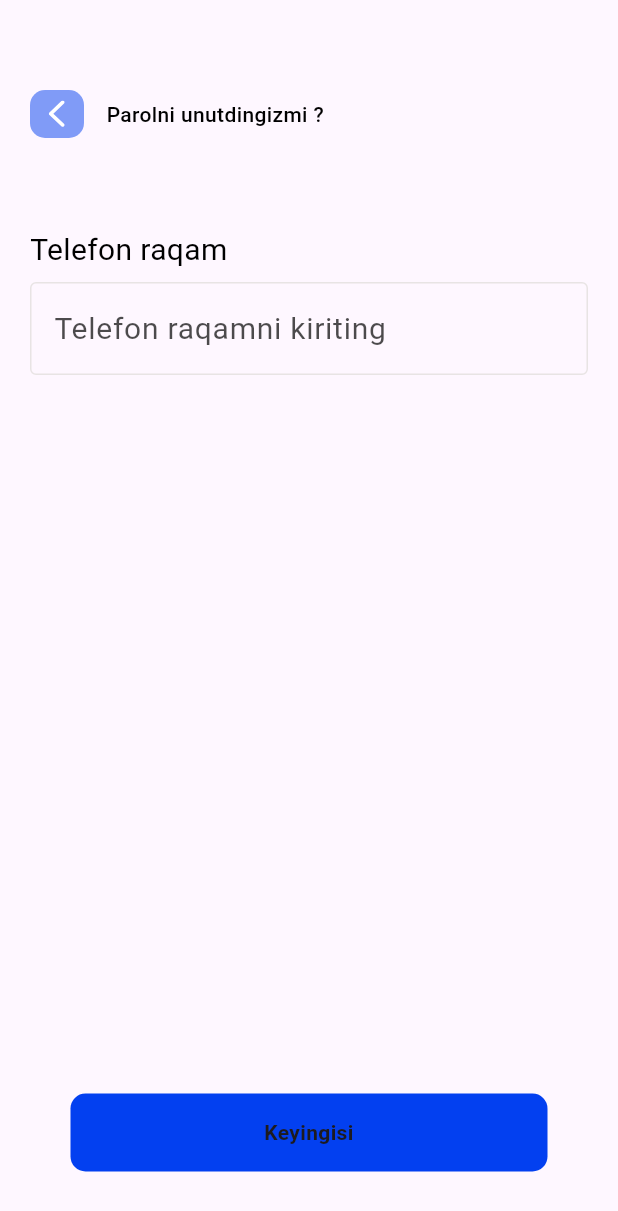
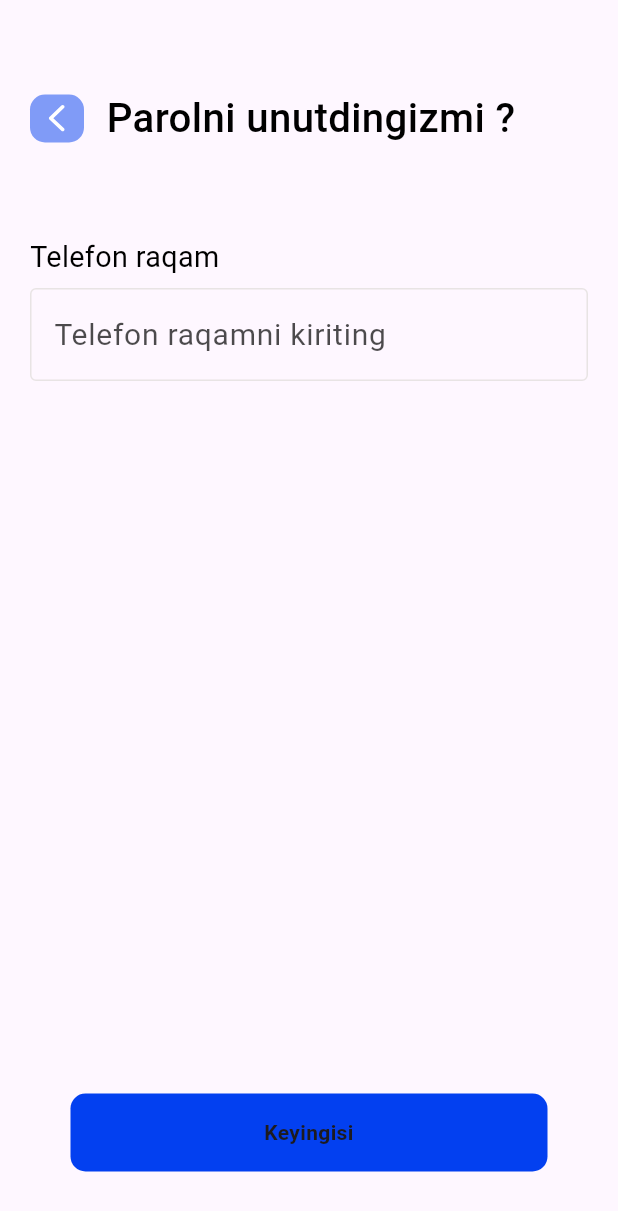
Before and after one commit to shceo/rivojedu, a Flutter app: the screen it shows after launch, after a tap on "Parolni unutdingizmi ?", on a phone screen of 412 x 824 dp. Shown: the top 1211 px of the screen. Run offline on Flutter 3.47's test engine with Material 3 defaults, Android fonts, the phone set to English and light mode, and no system bars; our stand-ins replace bloc, equatable, flutter_bloc, flutter_svg, go_router, mask_text_input_formatter and 1 more; project files that could hold a hidden picture were left out.

Commit message:
fix code

```diff
--- a/lib/main.dart
+++ b/lib/main.dart
@@ -1,7 +1,6 @@
 import 'package:edu/src/domain/blocs/nav_bloc/main_bloc.dart';
 import 'package:edu/src/domain/blocs/splash_bloc/splash_screen_bloc.dart';
 import 'package:edu/rivojapp.dart';
-import 'package:edu/src/ui/pages/screens/auth/presentation/views/sing_in.dart';
 import 'package:flutter/material.dart';
 import 'package:flutter/services.dart';
 import 'package:flutter_bloc/flutter_bloc.dart';
@@ -18,9 +17,6 @@ void main() {
       BlocProvider(create: (context) => MainBloc()),
       BlocProvider(create: (context) => SplashBloc()..add(AppStarted())),
     ],
-    child: MaterialApp(
-      home: SignInView(),
-    ),
-    // child: const App(),
+    child: const App(),
   ));
 }
--- a/lib/rivojapp.dart
+++ b/lib/rivojapp.dart
@@ -1,8 +1,5 @@
 import 'package:edu/src/ui/pages/routes/app_navigator.dart';
-import 'package:edu/src/ui/theme/app_colors.dart';
-import 'package:edu/src/ui/theme/theme_extensions.dart';
 import 'package:flutter/material.dart';
-import 'package:flutter_svg/flutter_svg.dart';
 
 class App extends StatelessWidget {
   const App({super.key});
--- a/lib/src/ui/pages/routes/app_navigator.dart
+++ b/lib/src/ui/pages/routes/app_navigator.dart
@@ -2,6 +2,9 @@ import 'package:edu/src/ui/pages/home_page.dart';
 import 'package:edu/src/ui/pages/routes/app_routes.dart';
 import 'package:edu/src/ui/pages/screens/splash/splash_screen.dart';
 import 'package:go_router/go_router.dart';
+import '../screens/auth/presentation/views/forgot_password.dart';
+import '../screens/auth/presentation/views/reset_password.dart';
+import '../screens/auth/presentation/views/sing_in.dart';
 
 class AppNavigator {
   static final router = GoRouter(
@@ -14,6 +17,18 @@ class AppNavigator {
         path: Routes.home,
         builder: (context, state) => HomePage(),
       ),
+      GoRoute(
+        path: Routes.forgotPassword,
+        builder: (context, state) => const ForgotPassword(),
+      ),
+      GoRoute(
+        path: Routes.signIn,
+        builder: (context, state) => SignInView(),
+      ),
+      GoRoute(
+        path: Routes.resetPasswordEntry,
+        builder: (context, state) => const ResentPassword(),
+      ),
     ],
   );
 }
--- a/lib/src/ui/pages/routes/app_routes.dart
+++ b/lib/src/ui/pages/routes/app_routes.dart
@@ -1,4 +1,9 @@
 abstract class Routes {
   static const String splashScreen = '/';
   static const String home = '/home';
+  static const String forgotPassword = '/forgot_password';
+  static const String forgotPasswordEntry = '/forgot_password_entry';
+  static const String resetPasswordEntry = '/reset_password_entry';
+  static const String signIn = '/signIn';
+  static const String suspension = '/suspension';
 }
--- a/lib/src/ui/pages/screens/auth/presentation/views/forgot_password.dart
+++ b/lib/src/ui/pages/screens/auth/presentation/views/forgot_password.dart
@@ -1,4 +1,5 @@
 import 'package:edu/src/ui/pages/screens/auth/presentation/widgets/w_back_button.dart';
+import 'package:edu/src/utils/size/size.dart';
 import 'package:flutter/cupertino.dart';
 import 'package:flutter/material.dart';
 import '../../../../../theme/app_themes.dart';
@@ -26,12 +27,13 @@ class _ForgotPasswordState extends State<ForgotPassword> {
             const SizedBox(height: 60),
             Row(
               children: [
-                WBackButton(),
+                const WBackButton(),
                 Text(
                   "Parolni unutdingizmi ?",
                   style: TextStyle(
                     fontWeight: FontWeight.w500,
                     color: Colors.black,
+                    fontSize: 28.w,
                   ),
                 ),
               ],
@@ -39,7 +41,7 @@ class _ForgotPasswordState extends State<ForgotPassword> {
             const SizedBox(height: 60),
             Text(
               "Telefon raqam",
-              style: TextStyle(color: dark, fontSize: 20),
+              style: TextStyle(color: dark, fontSize: 20.w),
             ),
             const SizedBox(height: 7),
             TextField(
@@ -52,7 +54,7 @@ class _ForgotPasswordState extends State<ForgotPassword> {
               keyboardType: TextInputType.phone,
               decoration: InputDecoration(
                 hintText: "Telefon raqamni kiriting",
-                hintStyle:TextStyle(
+                hintStyle: TextStyle(
                   color: Colors.black.withOpacity(0.7),
                   fontSize: 20,
                 ),
@@ -86,10 +88,7 @@ class _ForgotPasswordState extends State<ForgotPassword> {
                       child: Center(
                         child: Text(
                           'Telefon raqam kiriting!',
-                          style:TextStyle(
-                            fontSize: 18,
-                            color: Colors.black
-                          ),
+                          style: TextStyle(fontSize: 18.w, color: Colors.black),
                         ),
                       ),
                     ),
--- a/lib/src/ui/pages/screens/auth/presentation/views/sing_in.dart
+++ b/lib/src/ui/pages/screens/auth/presentation/views/sing_in.dart
@@ -1,5 +1,7 @@
 import 'package:edu/assets/constatnts/common_assets.dart';
+import 'package:edu/src/utils/size/size.dart';
 import 'package:flutter/material.dart';
+import 'package:flutter/services.dart';
 import '../widgets/formatters.dart';
 import '../widgets/text_feild_custom.dart';
 import '../widgets/w_button.dart';
@@ -7,36 +9,52 @@ import 'forgot_password.dart';
 
 class SignInView extends StatelessWidget {
   SignInView({super.key});
+
   final _formKey = GlobalKey<FormState>();
 
   @override
   Widget build(BuildContext context) {
-    return Scaffold(
+    width = MediaQuery.of(context).size.width;
+    height = MediaQuery.of(context).size.height;
+    return AnnotatedRegion(
+      value: const SystemUiOverlayStyle(
+        statusBarColor: Colors.white,
+        statusBarBrightness: Brightness.dark,
+        statusBarIconBrightness: Brightness.dark,
+      ),
+      child: Scaffold(
         resizeToAvoidBottomInset: false,
         body: Padding(
-        padding:  EdgeInsets.symmetric(horizontal: (25),vertical: (70)),
+          padding: EdgeInsets.symmetric(horizontal: (25.h), vertical: (70.w)),
           child: Column(
             mainAxisAlignment: MainAxisAlignment.start,
             crossAxisAlignment: CrossAxisAlignment.start,
             children: [
               Padding(
-              padding: EdgeInsets.symmetric(horizontal:(65)),
-              child: Image.asset(CommonAssets.rivojLogo,),
+                padding: EdgeInsets.symmetric(horizontal: (65.w)),
+                child: Image.asset(CommonAssets.rivojLogo),
               ),
-            SizedBox(height:(10),),
+              10.getH(),
               Center(
-              child: Text("Akkauntga kirish",style: TextStyle(
+                child: Text(
+                  "Akkauntga kirish",
+                  style: TextStyle(
                     color: Colors.black,
-                fontSize: 26,),
+                    fontWeight: FontWeight.bold,
+                    fontSize: 26.w,
                   ),
                 ),
-            SizedBox(height:(37),),
-            Text("Telefon raqam",style: TextStyle(
+              ),
+              37.getH(),
+              Text(
+                "Telefon raqam",
+                style: TextStyle(
                   color: Colors.black,
-              fontSize: 18,
-              fontWeight: FontWeight.w500
-            ),),
-            SizedBox(height: (8),),
+                  fontSize: 18.w,
+                  fontWeight: FontWeight.w500,
+                ),
+              ),
+              8.getH(),
               TextFieldCustom(
                 formKey: _formKey,
                 title: "Telefon raqamingizni kiriting",
@@ -45,37 +63,46 @@ class SignInView extends StatelessWidget {
                 maskTextInputFormatter: Formatters.phoneFormatter,
                 focusNode: null,
               ),
-            SizedBox(height:(30),),
-            Text("Parol",style: TextStyle(
+              30.getH(),
+              Text(
+                "Parol",
+                style: TextStyle(
                   color: Colors.black,
-                fontSize: 18,
-                fontWeight: FontWeight.w500
-            ),),
-            SizedBox(height:(8),),
+                  fontSize: 18.w,
+                  fontWeight: FontWeight.w500,
+                ),
+              ),
+              8.getH(),
               TextFieldCustom(
                 formKey: _formKey,
-              title: "",
+                title: "Parol",
                 isPassword: true,
                 keyBoardType: TextInputType.text,
                 maskTextInputFormatter: null,
                 focusNode: null,
               ),
               const Spacer(),
-            WButton(onTap: (){},text: 'Kirish',textStyle: TextStyle(fontSize: 25),),
-            SizedBox(height: (32),),
+              WButton(
+                onTap: () {},
+                text: 'Kirish',
+                textStyle: TextStyle(fontSize: 25.w, color: Colors.white),
+              ),
+              32.getH(),
               Center(
                 child: TextButton(
-                  onPressed: (){
-                    Navigator.of(context).push(MaterialPageRoute(builder: (_)=> const ForgotPassword()));
-                  }
-                  , child : Text("Parolni unutdingizmi ?",
-                style: TextStyle(fontSize: 20,color: Colors.blue),
+                  onPressed: () {
+                    Navigator.of(context).push(MaterialPageRoute(
+                        builder: (_) => const ForgotPassword()));
+                  },
+                  child: Text(
+                    "Parolni unutdingizmi ?",
+                    style: TextStyle(fontSize: 22.w, color: Colors.blue),
                     textAlign: TextAlign.center,
-              )
+                  ),
                 ),
               )
-
             ],
+          ),
         ),
       ),
     );
--- a/lib/src/ui/pages/screens/auth/presentation/views/suspension_from_class.dart
+++ b/lib/src/ui/pages/screens/auth/presentation/views/suspension_from_class.dart
@@ -37,7 +37,7 @@ class SuspensionFromScreen extends StatelessWidget {
                 ),
               ),
               const SizedBox(height: 99),
-               WarningItem(
+               const WarningItem(
                 imagePath: CommonAssets.cancelImage,
                 text:
                     "Sizni darsdan chetlashririshdi!\n\nIltimos operatorga murojat qiling +998 90 111 11 11",
--- a/lib/src/ui/pages/screens/splash/splash_screen.dart
+++ b/lib/src/ui/pages/screens/splash/splash_screen.dart
@@ -3,16 +3,21 @@ import 'package:edu/src/ui/pages/routes/app_routes.dart';
 import 'package:flutter/material.dart';
 import 'package:flutter_bloc/flutter_bloc.dart';
 import 'package:go_router/go_router.dart';
+
+import '../../../../utils/size/size.dart';
 class SplashScreen extends StatelessWidget {
   const SplashScreen({super.key});
 
   @override
   Widget build(BuildContext context) {
+    width = MediaQuery.of(context).size.width;
+    height = MediaQuery.of(context).size.height;
+
     return BlocListener<SplashBloc, SplashScreenState>(
       listener: (context, state) {
         if (state is AppLoaded) {
           WidgetsBinding.instance.addPostFrameCallback((_) {
-            context.go(Routes.home);
+            context.go(Routes.signIn);
           });
         }
       },
--- /dev/null
+++ b/lib/src/utils/size/size.dart
@@ -0,0 +1,22 @@
+import 'package:flutter/material.dart';
+
+double height = 0.0;
+double width = 0.0;
+
+extension SizeUtils on int {
+  double get h => (this / 932) * height;
+
+  double get w => (this / 430) * width;
+
+  SizedBox getH() {
+    return SizedBox(
+      height: (this / 932) * height,
+    );
+  }
+
+  SizedBox getW() {
+    return SizedBox(
+      width: (this / 430) * width,
+    );
+  }
+}
```
Also changed, not shown: lib/src/ui/pages/screens/auth/presentation/views/forgot_passwrod_enter_code.dart (+32 -34 lines), lib/src/ui/pages/screens/auth/presentation/views/reset_password.dart (+14 -10 lines), lib/src/ui/pages/screens/auth/presentation/widgets/stroke_paint.dart (+0 -7 lines), lib/generated/assets.dart. Lines whose indentation alone changed are shown as unchanged.
